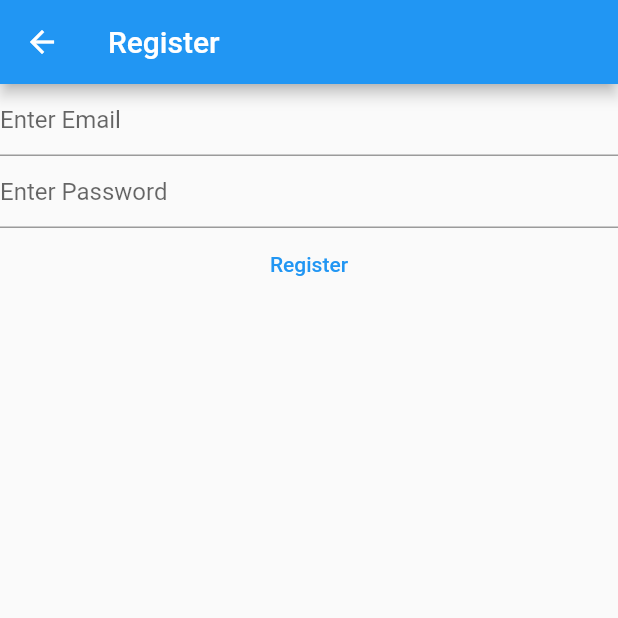
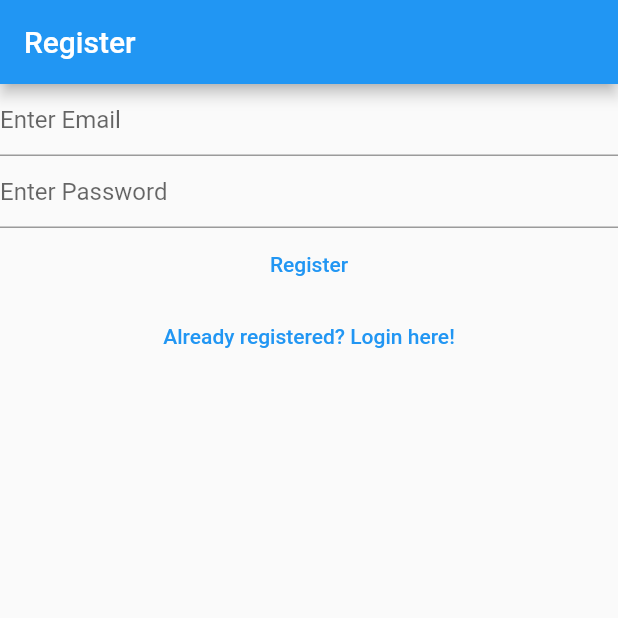
Before and after one commit to SamuelSau/mynotes, a Flutter app: the RegisterView screen opened directly, on a phone screen of 412 x 824 dp, the top half of it. Run offline on Flutter 3.47's test engine with Material 2 defaults, Android fonts, the phone set to English and light mode, and no system bars; our stand-ins replace firebase_auth, firebase_core; accounts and stored records are empty.

Commit message:
revised main.dart, login_view.dart, register_view.dart  and added verify_email_view.dart

```diff
--- a/lib/views/register_view.dart
+++ b/lib/views/register_view.dart
@@ -37,14 +37,7 @@ class _RegisterViewState extends State<RegisterView> {
     return Scaffold(
       appBar: AppBar(title: const Text('Register'),
       ),
-      body: FutureBuilder(
-        future: Firebase.initializeApp(
-          options: DefaultFirebaseOptions.currentPlatform,),
-        builder: (context, snapshot) {
-          switch(snapshot.connectionState){
-            // ignore: todo
-            case ConnectionState.done:       // TODO: Handle this case.
-            return Column(
+      body: Column(
           children: [
             TextField(
               controller: _email,
@@ -87,14 +80,16 @@ class _RegisterViewState extends State<RegisterView> {
               }
 
             },
-            child: const Text('Register'),),
+            child: const Text('Register'),
+            ),
+            TextButton(
+              onPressed: () {
+                Navigator.of(context).pushNamedAndRemoveUntil('/login/', (route) => false);
+              },
+              child: const Text('Already registered? Login here!'),
+            )
           ],
-        );
-        default:
-        return const Text('Loading');
-          }
-        },
-      ),
+        )
     );
-  }
-  }
+        }
+}
```
Also changed, not shown: lib/main.dart (+17 -14 lines), lib/views/login_view.dart (+8 -16 lines), lib/views/verify_email_view.dart (added, +30 -0 lines).
